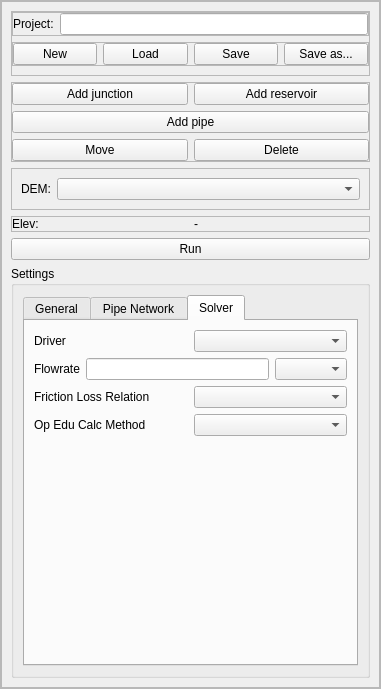
Old version of the form ui/xpss_dockwidget.ui in the repository mcgoldba/XPSS.
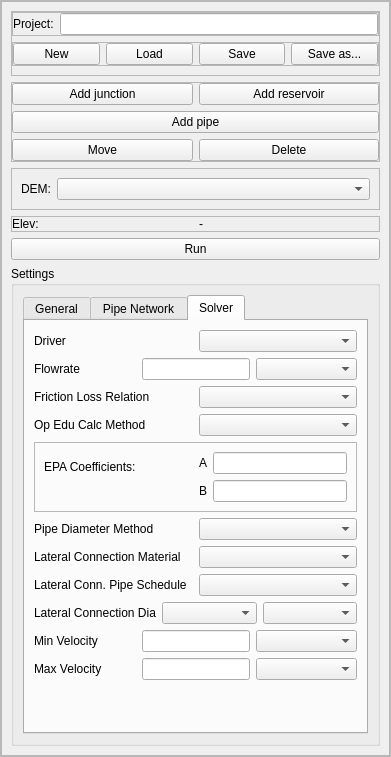
New version of the form.

What changed in the file:
```diff
--- a/ui/xpss_dockwidget.ui
+++ b/ui/xpss_dockwidget.ui
@@ -6,10 +6,16 @@
    <rect>
     <x>0</x>
     <y>0</y>
-    <width>381</width>
-    <height>689</height>
+    <width>391</width>
+    <height>757</height>
    </rect>
   </property>
+  <property name="minimumSize">
+   <size>
+    <width>391</width>
+    <height>89</height>
+   </size>
+  </property>
   <property name="windowTitle">
    <string>XPSS</string>
   </property>
@@ -37,8 +43,8 @@
         <rect>
          <x>0</x>
          <y>0</y>
-         <width>379</width>
-         <height>668</height>
+         <width>375</width>
+         <height>743</height>
         </rect>
        </property>
        <layout class="QVBoxLayout" name="verticalLayout_3">
@@ -657,9 +663,9 @@
                  <attribute name="title">
                   <string>Solver</string>
                  </attribute>
-                 <layout class="QVBoxLayout" name="verticalLayout_14">
+                 <layout class="QVBoxLayout" name="verticalLayout_18">
                   <item>
-                   <layout class="QVBoxLayout" name="verticalLayout_6">
+                   <layout class="QVBoxLayout" name="verticalLayout_15">
                     <item>
                      <layout class="QHBoxLayout" name="horizontalLayout_2">
                       <item>
@@ -697,7 +703,14 @@
                        </widget>
                       </item>
                       <item>
-                       <widget class="QLineEdit" name="txt_flowrate"/>
+                       <widget class="QLineEdit" name="txt_flowrate">
+                        <property name="sizePolicy">
+                         <sizepolicy hsizetype="Fixed" vsizetype="Fixed">
+                          <horstretch>0</horstretch>
+                          <verstretch>0</verstretch>
+                         </sizepolicy>
+                        </property>
+                       </widget>
                       </item>
                       <item>
                        <widget class="QComboBox" name="cbo_flow_units"/>
@@ -739,6 +752,196 @@
                       </item>
                      </layout>
                     </item>
+                    <item>
+                     <widget class="QFrame" name="frm_epa">
+                      <property name="frameShape">
+                       <enum>QFrame::StyledPanel</enum>
+                      </property>
+                      <property name="frameShadow">
+                       <enum>QFrame::Raised</enum>
+                      </property>
+                      <layout class="QVBoxLayout" name="verticalLayout_16">
+                       <item>
+                        <layout class="QHBoxLayout" name="horizontalLayout_18">
+                         <item>
+                          <layout class="QVBoxLayout" name="verticalLayout_14">
+                           <item>
+                            <widget class="QLabel" name="lbl_eps_coeff">
+                             <property name="text">
+                              <string>EPA Coefficients:</string>
+                             </property>
+                             <property name="alignment">
+                              <set>Qt::AlignLeading|Qt::AlignLeft|Qt::AlignVCenter</set>
+                             </property>
+                            </widget>
+                           </item>
+                           <item>
+                            <spacer name="horizontalSpacer">
+                             <property name="orientation">
+                              <enum>Qt::Horizontal</enum>
+                             </property>
+                             <property name="sizeHint" stdset="0">
+                              <size>
+                               <width>40</width>
+                               <height>20</height>
+                              </size>
+                             </property>
+                            </spacer>
+                           </item>
+                          </layout>
+                         </item>
+                         <item>
+                          <layout class="QVBoxLayout" name="verticalLayout_6">
+                           <item>
+                            <layout class="QHBoxLayout" name="horizontalLayout_16">
+                             <item>
+                              <widget class="QLabel" name="lbl_epa_a">
+                               <property name="text">
+                                <string>A</string>
+                               </property>
+                              </widget>
+                             </item>
+                             <item>
+                              <widget class="QLineEdit" name="txt_epa_a">
+                               <property name="text">
+                                <string/>
+                               </property>
+                              </widget>
+                             </item>
+                            </layout>
+                           </item>
+                           <item>
+                            <layout class="QHBoxLayout" name="horizontalLayout_17">
+                             <item>
+                              <widget class="QLabel" name="lbl_epa_b">
+                               <property name="text">
+                                <string>B</string>
+                               </property>
+                              </widget>
+                             </item>
+                             <item>
+                              <widget class="QLineEdit" name="txt_epa_b">
+                               <property name="text">
+                                <string/>
+                               </property>
+                              </widget>
+                             </item>
+                            </layout>
+                           </item>
+                          </layout>
+                         </item>
+                        </layout>
+                       </item>
+                      </layout>
+                     </widget>
+                    </item>
+                    <item>
+                     <layout class="QHBoxLayout" name="horizontalLayout_25">
+                      <item>
+                       <widget class="QLabel" name="lbl_dia_method">
+                        <property name="text">
+                         <string>Pipe Diameter Method</string>
+                        </property>
+                       </widget>
+                      </item>
+                      <item>
+                       <widget class="QComboBox" name="cbo_dia_method"/>
+                      </item>
+                     </layout>
+                    </item>
+                    <item>
+                     <layout class="QHBoxLayout" name="horizontalLayout_20">
+                      <item>
+                       <widget class="QLabel" name="lbl_lat_pipe_mtl">
+                        <property name="text">
+                         <string>Lateral Connection Material</string>
+                        </property>
+                       </widget>
+                      </item>
+                      <item>
+                       <widget class="QComboBox" name="cbo_lat_pipe_mtl"/>
+                      </item>
+                     </layout>
+                    </item>
+                    <item>
+                     <layout class="QHBoxLayout" name="horizontalLayout_23">
+                      <item>
+                       <widget class="QLabel" name="lbl_lat_pipe_sch">
+                        <property name="text">
+                         <string>Lateral Conn. Pipe Schedule</string>
+                        </property>
+                       </widget>
+                      </item>
+                      <item>
+                       <widget class="QComboBox" name="cbo_lat_pipe_sch"/>
+                      </item>
+                     </layout>
+                    </item>
+                    <item>
+                     <layout class="QHBoxLayout" name="horizontalLayout_19">
+                      <item>
+                       <widget class="QLabel" name="lbl_lat_pipe_dia">
+                        <property name="text">
+                         <string>Lateral Connection Dia</string>
+                        </property>
+                       </widget>
+                      </item>
+                      <item>
+                       <widget class="QComboBox" name="cbo_lat_pipe_dia"/>
+                      </item>
+                      <item>
+                       <widget class="QComboBox" name="cbo_lat_pipe_dia_units"/>
+                      </item>
+                     </layout>
+                    </item>
+                    <item>
+                     <layout class="QHBoxLayout" name="horizontalLayout_21">
+                      <item>
+                       <widget class="QLabel" name="lbl_min_vel">
+                        <property name="text">
+                         <string>Min Velocity</string>
+                        </property>
+                       </widget>
+                      </item>
+                      <item>
+                       <widget class="QLineEdit" name="txt_min_vel">
+                        <property name="sizePolicy">
+                         <sizepolicy hsizetype="Fixed" vsizetype="Fixed">
+                          <horstretch>0</horstretch>
+                          <verstretch>0</verstretch>
+                         </sizepolicy>
+                        </property>
+                       </widget>
+                      </item>
+                      <item>
+                       <widget class="QComboBox" name="cbo_min_vel_units"/>
+                      </item>
+                     </layout>
+                    </item>
+                    <item>
+                     <layout class="QHBoxLayout" name="horizontalLayout_22">
+                      <item>
+                       <widget class="QLabel" name="lbl_max_vel">
+                        <property name="text">
+                         <string>Max Velocity</string>
+                        </property>
+                       </widget>
+                      </item>
+                      <item>
+                       <widget class="QLineEdit" name="txt_max_vel">
+                        <property name="sizePolicy">
+                         <sizepolicy hsizetype="Fixed" vsizetype="Fixed">
+                          <horstretch>0</horstretch>
+                          <verstretch>0</verstretch>
+                         </sizepolicy>
+                        </property>
+                       </widget>
+                      </item>
+                      <item>
+                       <widget class="QComboBox" name="cbo_max_vel_units"/>
+                      </item>
+                     </layout>
+                    </item>
                     <item>
                      <spacer name="verticalSpacer_2">
                       <property name="orientation">
@@ -746,8 +949,8 @@
                       </property>
                       <property name="sizeHint" stdset="0">
                        <size>
-                        <width>20</width>
-                        <height>40</height>
+                        <width>17</width>
+                        <height>13</height>
                        </size>
                       </property>
                      </spacer>
```
Left out of the diff: 24 changed lines with no effect on the pictures.
